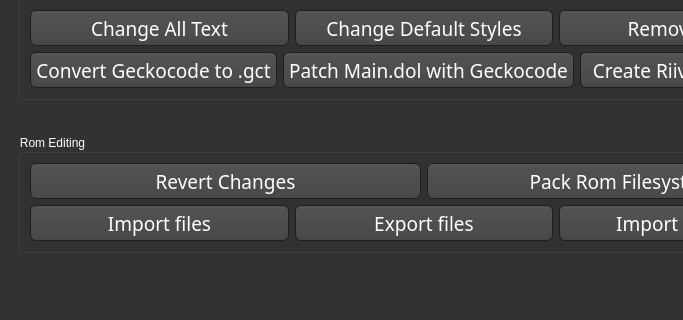
Qt form WiiMusicPlus.ui (BenjaminHalko/WiiMusicEditorPlus) before a commit; both pictures show x 0 to 683 and y 278 to 598 of the 848 by 598 pixel window.
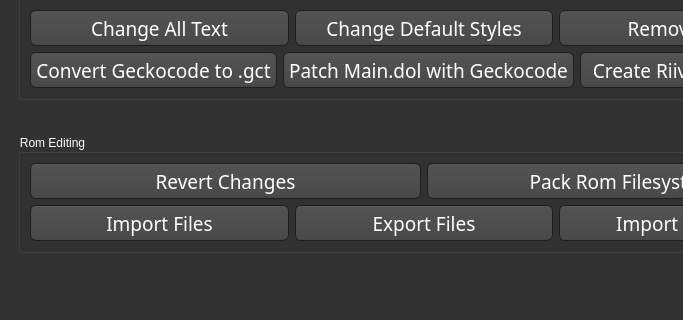
The same form after that commit. Icons and pictures are not drawn.

```diff
--- a/WiiMusicPlus.ui
+++ b/WiiMusicPlus.ui
@@ -1484,7 +1484,7 @@
                 </font>
                </property>
                <property name="text">
-                <string>Import files</string>
+                <string>Import Files</string>
                </property>
               </widget>
              </item>
@@ -1503,7 +1503,7 @@
                 </font>
                </property>
                <property name="text">
-                <string>Export files</string>
+                <string>Export Files</string>
                </property>
               </widget>
              </item>
```
